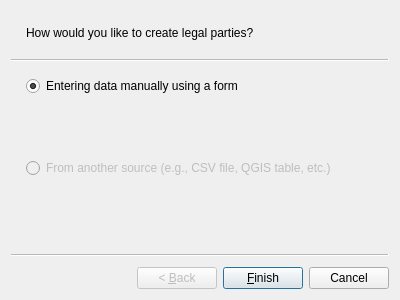
Old version of the form asistente_ladm_col/ui/wiz_create_legal_party_cadastre.ui in the repository SwissTierrasColombia/Asistente-LADM-COL.
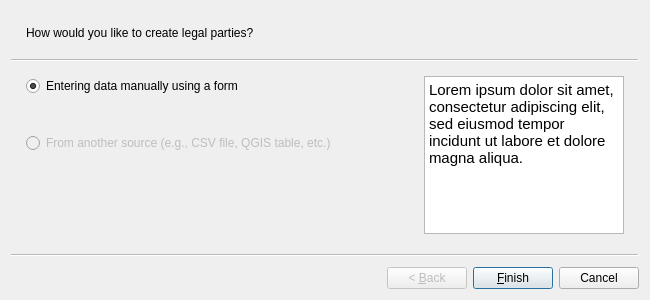
New version of the form.

Commit message: Add help panels to wizards

```diff
--- a/asistente_ladm_col/ui/wiz_create_legal_party_cadastre.ui
+++ b/asistente_ladm_col/ui/wiz_create_legal_party_cadastre.ui
@@ -6,7 +6,7 @@
    <rect>
     <x>0</x>
     <y>0</y>
-    <width>400</width>
+    <width>650</width>
     <height>300</height>
    </rect>
   </property>
@@ -17,8 +17,8 @@
    <property name="subTitle">
     <string>How would you like to create legal parties?</string>
    </property>
-   <layout class="QVBoxLayout" name="verticalLayout_2">
-    <item>
+   <layout class="QGridLayout" name="gridLayout">
+    <item row="0" column="0">
      <layout class="QVBoxLayout" name="verticalLayout">
       <item>
        <widget class="QRadioButton" name="rad_party_create">
@@ -68,6 +68,37 @@
       </item>
      </layout>
     </item>
+    <item row="0" column="1" rowspan="2">
+     <widget class="QTextBrowser" name="txt_help_page_1">
+      <property name="maximumSize">
+       <size>
+        <width>200</width>
+        <height>16777215</height>
+       </size>
+      </property>
+      <property name="html">
+       <string>&lt;!DOCTYPE HTML PUBLIC &quot;-//W3C//DTD HTML 4.0//EN&quot; &quot;http://www.w3.org/TR/REC-html40/strict.dtd&quot;&gt;
+&lt;html&gt;&lt;head&gt;&lt;meta name=&quot;qrichtext&quot; content=&quot;1&quot; /&gt;&lt;style type=&quot;text/css&quot;&gt;
+p, li { white-space: pre-wrap; }
+&lt;/style&gt;&lt;/head&gt;&lt;body style=&quot; font-family:'Ubuntu'; font-size:11pt; font-weight:400; font-style:normal;&quot;&gt;
+&lt;p style=&quot; margin-top:0px; margin-bottom:0px; margin-left:0px; margin-right:0px; -qt-block-indent:0; text-indent:0px;&quot;&gt;Lorem ipsum dolor sit amet, consectetur adipiscing elit, sed eiusmod tempor incidunt ut labore et dolore magna aliqua.&lt;/p&gt;
+&lt;p style=&quot;-qt-paragraph-type:empty; margin-top:0px; margin-bottom:0px; margin-left:0px; margin-right:0px; -qt-block-indent:0; text-indent:0px;&quot;&gt;&lt;br /&gt;&lt;/p&gt;&lt;/body&gt;&lt;/html&gt;</string>
+      </property>
+     </widget>
+    </item>
+    <item row="1" column="0">
+     <spacer name="verticalSpacer_3">
+      <property name="orientation">
+       <enum>Qt::Vertical</enum>
+      </property>
+      <property name="sizeHint" stdset="0">
+       <size>
+        <width>20</width>
+        <height>18</height>
+       </size>
+      </property>
+     </spacer>
+    </item>
    </layout>
   </widget>
  </widget>
```
The commit also changes 11 other files.
